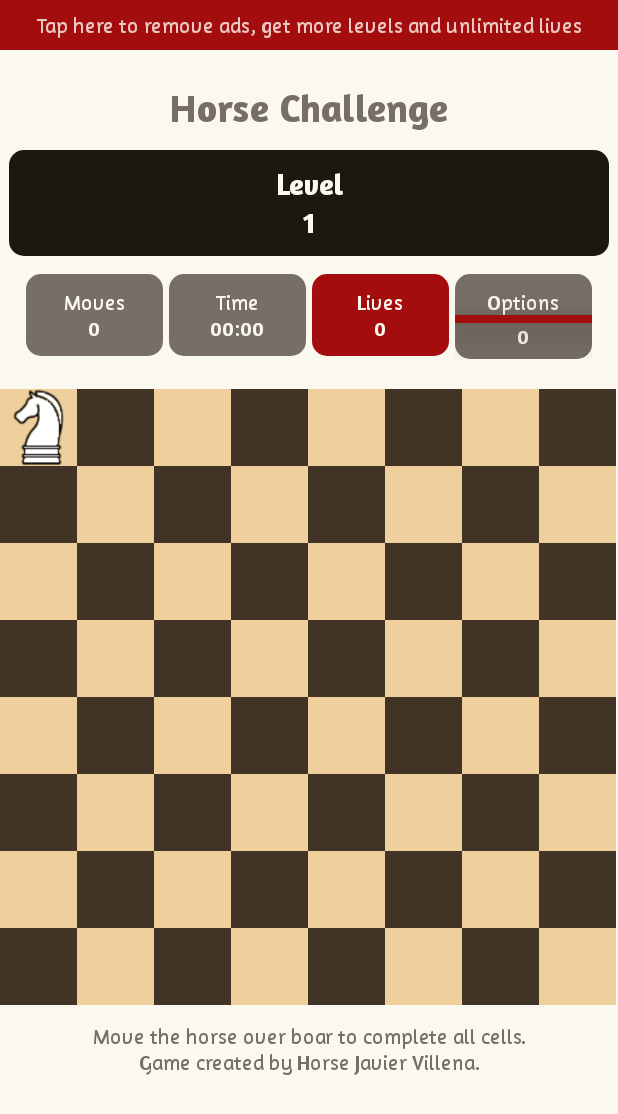
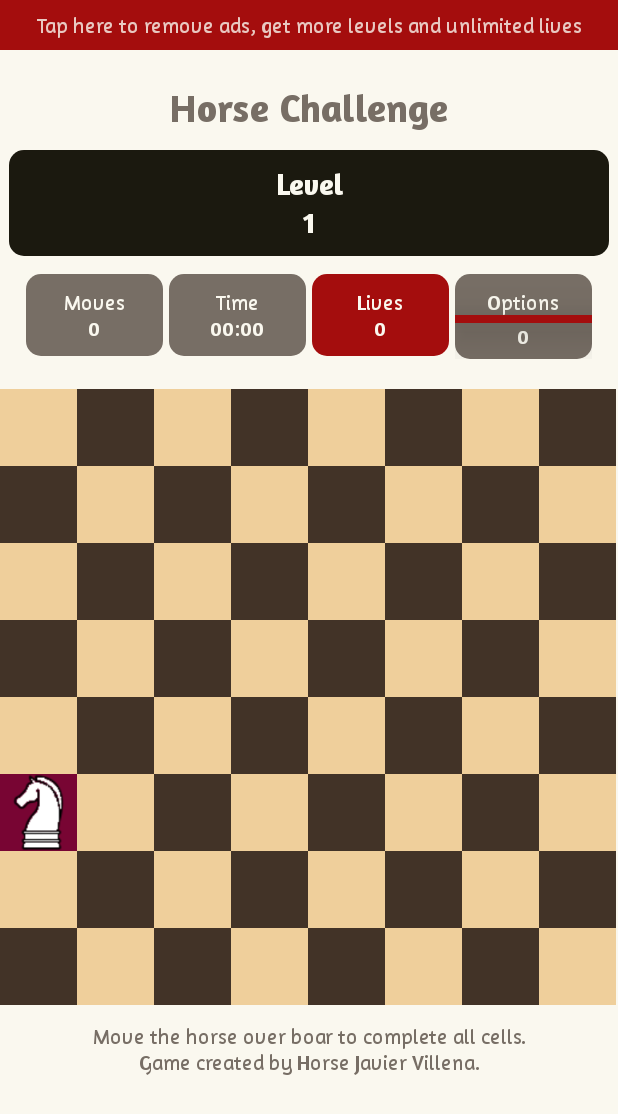
Before and after one commit to As1ss/HorseGame, an Android app: the screen it shows after launch (MainActivity), on a phone screen of 412 x 824 dp. Shown: the top 1114 px of the screen. Run offline under Robolectric (Android 15) with nearby library versions, the phone set to English and light mode, and no system bars.

Commit message:
Añadido de posición aleatoria de la figura del caballo sobre el tablero y pintado de la posición anterior

```diff
--- a/app/src/main/java/com/example/horsegame/MainActivity.kt
+++ b/app/src/main/java/com/example/horsegame/MainActivity.kt
@@ -8,14 +8,55 @@ import android.view.View
 import android.widget.ImageView
 import android.widget.LinearLayout
 import android.widget.TableRow
+import androidx.core.content.ContextCompat
 
 class MainActivity : AppCompatActivity() {
+    private var cellSelected_x = 0
+    private var cellSelected_y = 0
     override fun onCreate(savedInstanceState: Bundle?) {
         super.onCreate(savedInstanceState)
         setContentView(R.layout.activity_main)
 
 
         initScreenGame()
+        setFirstPosition()
+    }
+
+    private fun setFirstPosition() {
+        var x = 0
+        var y = 0
+        x = (0..7).random()
+        y = (0..7).random()
+        cellSelected_x = x
+        cellSelected_y = y
+
+        selectCell(x, y)
+    }
+
+    private fun selectCell(x: Int, y: Int) {
+
+
+        paintHorseCell(cellSelected_x, cellSelected_y, "previous_cell")
+
+        cellSelected_x = x
+        cellSelected_y = y
+
+        paintHorseCell(x, y, "selected_cell")
+
+
+    }
+
+    private fun paintHorseCell(x: Int, y: Int, color: String) {
+        var iv: ImageView = findViewById(resources.getIdentifier("c$x$y", "id", packageName))
+        iv.setBackgroundColor(
+            ContextCompat.getColor(
+                this,
+                resources.getIdentifier(color, "color", packageName)
+            )
+        )
+        iv.setImageResource(R.drawable.horse)
+
+
     }
 
     private fun initScreenGame() {
@@ -34,20 +75,28 @@ class MainActivity : AppCompatActivity() {
         val display = windowManager.defaultDisplay
         val size = Point()
         display.getSize(size)
-        val width= size.x
+        val width = size.x
 
         var width_dp = (width / resources.displayMetrics.density)
         var lateralMarginDP = 0
-        val width_cell = (width_dp - lateralMarginDP)/8
+        val width_cell = (width_dp - lateralMarginDP) / 8
         val height_cell = width_cell
-        for (i in 0..7){
-            for (j in 0..7){
-                iv = findViewById(resources.getIdentifier("c$i$j", "id",packageName))
+        for (i in 0..7) {
+            for (j in 0..7) {
+                iv = findViewById(resources.getIdentifier("c$i$j", "id", packageName))
 
-                var height = TypedValue.applyDimension(TypedValue.COMPLEX_UNIT_DIP,height_cell,resources.displayMetrics).toInt()
-                var width = TypedValue.applyDimension(TypedValue.COMPLEX_UNIT_DIP,width_cell,resources.displayMetrics).toInt()
+                var height = TypedValue.applyDimension(
+                    TypedValue.COMPLEX_UNIT_DIP,
+                    height_cell,
+                    resources.displayMetrics
+                ).toInt()
+                var width = TypedValue.applyDimension(
+                    TypedValue.COMPLEX_UNIT_DIP,
+                    width_cell,
+                    resources.displayMetrics
+                ).toInt()
 
-                iv.setLayoutParams(TableRow.LayoutParams(width,height))
+                iv.setLayoutParams(TableRow.LayoutParams(width, height))
             }
         }
     }
--- a/app/src/main/res/layout/activity_main.xml
+++ b/app/src/main/res/layout/activity_main.xml
@@ -233,7 +233,7 @@
                             android:layout_weight="1"
                             android:layout_height="44dp"
                             android:background="@color/white_cell"
-                            android:src="@drawable/horse"/>
+                           />
                         <ImageView
                             android:id="@+id/c17"
                             android:tag="c17"
```
Also changed, not shown: 1 other file.
